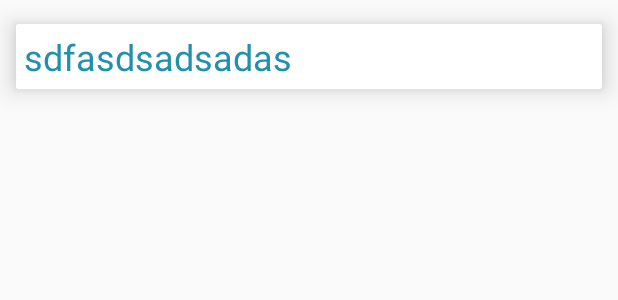
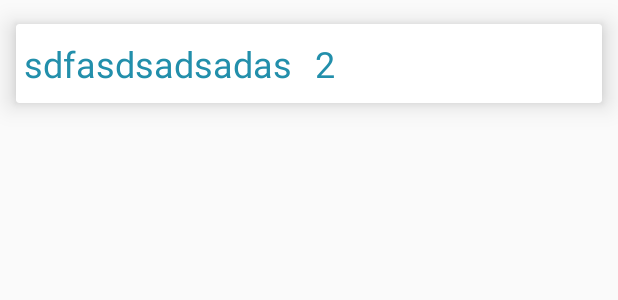
Before and after one commit to ahmdkhled/store-management-system, an Android app: the layout categoty_row.xml on its own in the app's theme, with its tools: preview values and no code run, on a phone screen of 412 x 824 dp. Shown: the top 300 px of the screen. Run offline under Robolectric (Android 15) with nearby library versions, the phone set to English and light mode, and no system bars.

Commit message:
feat:add new category

```diff
--- /dev/null
+++ b/app/src/main/res/drawable/ic_arrow_back_black_24dp.xml
@@ -0,0 +1,9 @@
+<vector xmlns:android="http://schemas.android.com/apk/res/android"
+        android:width="24dp"
+        android:height="24dp"
+        android:viewportWidth="24.0"
+        android:viewportHeight="24.0">
+    <path
+        android:fillColor="#FFffffff"
+        android:pathData="M20,11H7.83l5.59,-5.59L12,4l-8,8 8,8 1.41,-1.41L7.83,13H20v-2z"/>
+</vector>
--- a/app/src/main/res/layout/activity_main.xml
+++ b/app/src/main/res/layout/activity_main.xml
@@ -109,7 +109,7 @@
         android:layout_width="match_parent"
         android:layout_height="match_parent"
         android:background="#fff"
-            android:text="Add CATEGORY"
+        android:text="CATEGORY"
         android:textAllCaps="false"
         android:textColor="#228fab"
         android:textSize="30sp" />
--- a/app/src/main/res/layout/categoty_row.xml
+++ b/app/src/main/res/layout/categoty_row.xml
@@ -8,7 +8,7 @@
     <android.support.v7.widget.CardView
         android:id="@+id/category_CV"
         android:layout_width="match_parent"
-        android:layout_height="wrap_content"
+        android:layout_height="match_parent"
         app:cardElevation="10dp"
         app:cardUseCompatPadding="true"
         >
@@ -20,25 +20,27 @@
 
             <TextView
                 android:id="@+id/category_text"
-                android:layout_width="match_parent"
-                android:layout_height="match_parent"
+                android:layout_width="wrap_content"
+                android:layout_height="wrap_content"
                 android:background="#fff"
                 android:padding="5dp"
                 android:text="sdfasdsadsadas"
+                android:layout_gravity="center_vertical"
                 android:textAllCaps="false"
                 android:textColor="#228fab"
                 android:textSize="24sp" />
 
-            <!--<TextView-->
-                <!--android:id="@+id/category_quantity_text"-->
-                <!--android:layout_width="wrap_content"-->
-                <!--android:layout_height="wrap_content"-->
-                <!--android:background="#fff"-->
-                <!--android:padding="10dp"-->
-                <!--android:text="2"-->
-                <!--android:textAllCaps="false"-->
-                <!--android:textColor="#228fab"-->
-                <!--android:textSize="24sp" />-->
+            <TextView
+                android:id="@+id/category_quantity_text"
+                android:layout_width="wrap_content"
+                android:layout_height="wrap_content"
+                android:background="#fff"
+                android:padding="10dp"
+                android:text="2"
+                android:layout_gravity="end"
+                android:textAllCaps="false"
+                android:textColor="#228fab"
+                android:textSize="24sp" />
 
         </LinearLayout>
 
--- a/app/src/main/res/values/styles.xml
+++ b/app/src/main/res/values/styles.xml
@@ -15,6 +15,7 @@
         <item name="colorAccent">@color/colorAccent</item>
         <item name="windowActionBar">false</item>
         <item name="windowNoTitle">true</item>
+        <item name="android:homeAsUpIndicator">@drawable/ic_arrow_back_black_24dp</item>
     </style>
 
 </resources>
```
Also changed, not shown: app/src/main/java/com/ahmdkhled/storemanagmentsystem/ui/CategoryActivity.java (+64 -20 lines), app/src/main/res/drawable/ic_add_black_24dp.xml (added, +9 -0 lines), app/src/main/res/layout/activity_category.xml (+0 -27 lines), app/src/main/res/layout/custom_dialog.xml (added, +36 -0 lines), app/src/main/res/menu/add_category_menu.xml (added, +11 -0 lines). Lines whose indentation alone changed are shown as unchanged.
